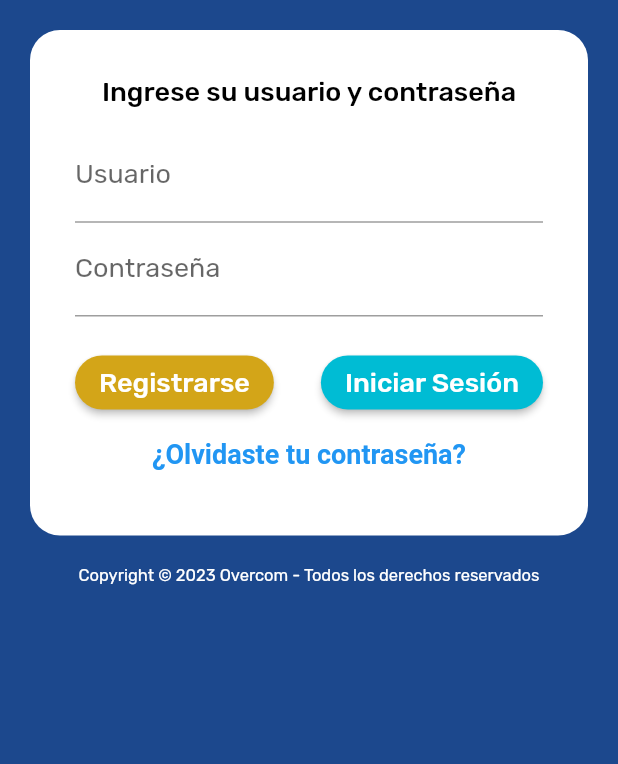
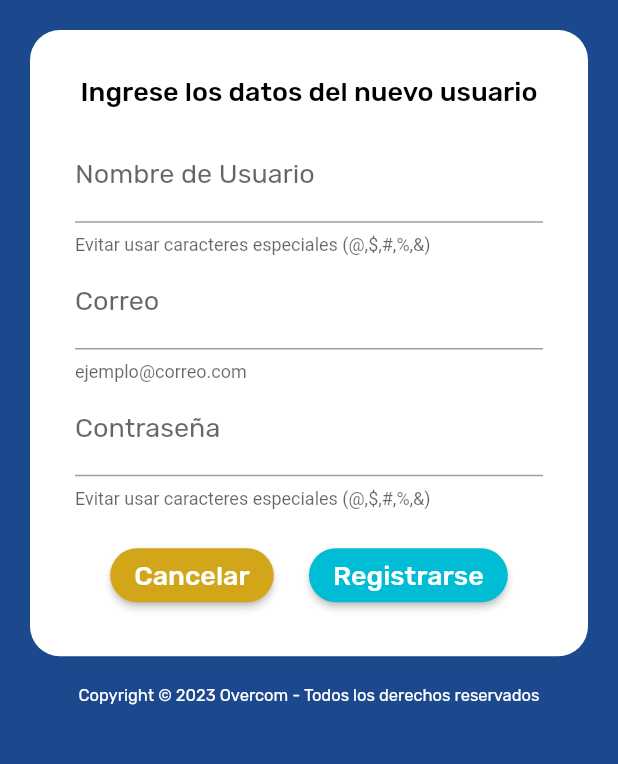
Before and after one commit to c-arlo/Proyecto_App_Mecanico, a Flutter app: the screen it shows after launch, after a tap on "Registrarse", on a phone screen of 412 x 824 dp, the part 375-1139 px from its top. Run offline on Flutter 3.47's test engine with Material 2 defaults, Android fonts, the light colour scheme and no system bars; our stand-ins replace google_fonts.

Commit message:
Vista registro de usuario

```diff
--- a/app_mecanico/lib/main.dart
+++ b/app_mecanico/lib/main.dart
@@ -32,8 +32,8 @@ class MyHomePage extends StatefulWidget {
 }
 
 class _MyHomePageState extends State<MyHomePage> {
-  final TextEditingController userCtrl = TextEditingController();
-  final TextEditingController contCtrl = TextEditingController();
+  final TextEditingController nombreCtrl = TextEditingController();
+  final TextEditingController contraCtrl = TextEditingController();
 
   void _estado() {
     setState(() {});
@@ -53,10 +53,8 @@ class _MyHomePageState extends State<MyHomePage> {
         ),
         elevation: 0,
       ),
-
       body: SingleChildScrollView(
-        child:
-          Column(
+        child: Column(
           mainAxisAlignment: MainAxisAlignment.spaceEvenly,
           children: [
             Image.asset(
@@ -82,36 +80,39 @@ class _MyHomePageState extends State<MyHomePage> {
                       fontSize: 18,
                     ),
                   ),
-                          SizedBox(height: 15,),
-                          TextFormField(
-                            style: GoogleFonts.rubik(
-                              fontSize: 18,
+                  SizedBox(
+                    height: 15,
                   ),
-                            controller: userCtrl,
+                  TextField(
+                    style: GoogleFonts.rubik(fontSize: 18,),
+                    controller: nombreCtrl,
                     decoration: const InputDecoration(
-                              fillColor: Colors.white,
                       border: UnderlineInputBorder(),
                       labelText: 'Usuario',
                     ),
                   ),
-                          TextFormField(
-                            style: GoogleFonts.rubik(
-                              fontSize: 18
-                            ),
-                            controller: contCtrl,
+                  TextField(
+                    style: GoogleFonts.rubik(fontSize: 18),
+                    controller: contraCtrl,
                     obscureText: true,
                     decoration: const InputDecoration(
-                              fillColor: Colors.white,
                       border: UnderlineInputBorder(),
                       labelText: 'Contraseña',
                     ),
                   ),
-                          SizedBox(height: 20,),
+                  SizedBox(
+                    height: 20,
+                  ),
                   Row(
                     mainAxisAlignment: MainAxisAlignment.spaceBetween,
                     children: [
                       ElevatedButton(
-                                onPressed: () {},
+                        onPressed: () {
+                          Navigator.push(context,
+                              MaterialPageRoute(builder: (context) {
+                            return const Vreguser();
+                          }));
+                        },
                         child: const Text('Registrarse'),
                         style: ElevatedButton.styleFrom(
                             shape: StadiumBorder(),
@@ -120,14 +121,12 @@ class _MyHomePageState extends State<MyHomePage> {
                               fontSize: 18,
                               fontWeight: FontWeight.w500,
                             ),
-                                  backgroundColor: Color(0xFFD3A518)
-                                  ),
+                            backgroundColor: Color(0xFFD3A518)),
                       ),
                       ElevatedButton(
                         onPressed: () {
-                                  Navigator.push(
-                                    context, MaterialPageRoute(
-                                    builder: (context) {
+                          Navigator.push(context,
+                              MaterialPageRoute(builder: (context) {
                             return const Vreguser();
                           }));
                         },
@@ -165,8 +164,6 @@ class _MyHomePageState extends State<MyHomePage> {
               ),
             ),
           ],
-                //),
-              //],
         ),
       ),
     );
--- a/app_mecanico/lib/vistas/Vreguser.dart
+++ b/app_mecanico/lib/vistas/Vreguser.dart
@@ -1,5 +1,6 @@
 import 'package:flutter/material.dart';
 import 'package:flutter/services.dart';
+import 'package:google_fonts/google_fonts.dart';
 
 class Vreguser extends StatefulWidget {
   const Vreguser({super.key,});
@@ -20,7 +21,7 @@ class _VreguserState extends State<Vreguser> {
   @override
   Widget build(BuildContext context) {
     return Scaffold(
-      backgroundColor: Colors.blue,
+      backgroundColor: Color(0xFF1C488D),
       appBar: AppBar(
         toolbarHeight: 0,
         centerTitle: true,
@@ -31,41 +32,114 @@ class _VreguserState extends State<Vreguser> {
         ),
         elevation: 0,
       ),
-
-      body: Column(
+      body: SingleChildScrollView(
+        child: Column(
           mainAxisAlignment: MainAxisAlignment.spaceEvenly,
           children: [
+            Image.asset(
+              'assets/logo.png',
+              width: 250,
+              height: 250,
+            ),
+            Container(
+              decoration: BoxDecoration(
+                color: Colors.white,
+                borderRadius: BorderRadius.all(Radius.circular(20)),
+              ),
+              margin: EdgeInsets.all(20),
+              padding: EdgeInsets.all(30),
+              child: Column(
+                mainAxisAlignment: MainAxisAlignment.spaceBetween,
+                children: [
+                  Text(
+                    'Ingrese los datos del nuevo usuario',
+                    textAlign: TextAlign.center,
+                    style: GoogleFonts.rubik(
+                      fontWeight: FontWeight.w500,
+                      color: Colors.black,
+                      fontSize: 18,
+
+                    ),
+                  ),
+                  SizedBox(
+                    height: 15,
+                  ),
                   TextField(
+                    style: GoogleFonts.rubik(fontSize: 18,),
                     controller: nombreCtrl,
                     decoration: const InputDecoration(
-              filled: true,
-              fillColor: Colors.white,
-              border: OutlineInputBorder(),
+                      border: UnderlineInputBorder(),
                       labelText: 'Nombre de Usuario',
+                      helperText: 'Evitar usar caracteres especiales (@,\$,#,%,&)'
                     ),
                   ),
-
                   TextField(
+                    style: GoogleFonts.rubik(fontSize: 18),
                     controller: correoCtrl,
                     decoration: const InputDecoration(
-              filled: true,
-              fillColor: Colors.white,
-              border: OutlineInputBorder(),
+                      border: UnderlineInputBorder(),
                       labelText: 'Correo',
+                      helperText: 'ejemplo@correo.com'
                     ),
                   ),
-
                   TextField(
+                    style: GoogleFonts.rubik(fontSize: 18),
                     controller: contraCtrl,
+                    obscureText: true,
                     decoration: const InputDecoration(
-              filled: true,
-              fillColor: Colors.white,
-              border: OutlineInputBorder(),
+                      border: UnderlineInputBorder(),
                       labelText: 'Contraseña',
+                      helperText: 'Evitar usar caracteres especiales (@,\$,#,%,&)'
                     ),
-            obscureText: true,
+                  ),
+                  SizedBox(
+                    height: 20,
+                  ),
+                  Row(
+                    mainAxisAlignment: MainAxisAlignment.spaceEvenly,
+                    children: [
+                      ElevatedButton(
+                        onPressed: () {
+                          Navigator.pop(context);
+                        },
+                        child: const Text('Cancelar'),
+                        style: ElevatedButton.styleFrom(
+                            shape: StadiumBorder(),
+                            foregroundColor: Colors.white,
+                            textStyle: GoogleFonts.rubik(
+                              fontSize: 18,
+                              fontWeight: FontWeight.w500,
+                            ),
+                            backgroundColor: Color(0xFFD3A518)),
+                      ),
+                      ElevatedButton(
+                        onPressed: () {
+                          Navigator.pop(context);
+                        },
+                        child: const Text('Registrarse'),
+                        style: ElevatedButton.styleFrom(
+                            shape: StadiumBorder(),
+                            foregroundColor: Colors.white,
+                            textStyle: GoogleFonts.rubik(
+                              fontSize: 18,
+                              fontWeight: FontWeight.w500,
+                            ),
+                            backgroundColor: Colors.cyan),
                       ),
                     ],
+                  ),
+                ],
+              ),
+            ),
+            Text(
+              'Copyright © 2023 Overcom - Todos los derechos reservados',
+              style: GoogleFonts.rubik(
+                fontSize: 11,
+                color: Colors.white,
+              ),
+            ),
+          ],
+        ),
       ),
     );
   }
```
Also changed, not shown: app_mecanico/lib/vistas/Vlistreport.dart (added). Lines whose indentation alone changed are shown as unchanged.
